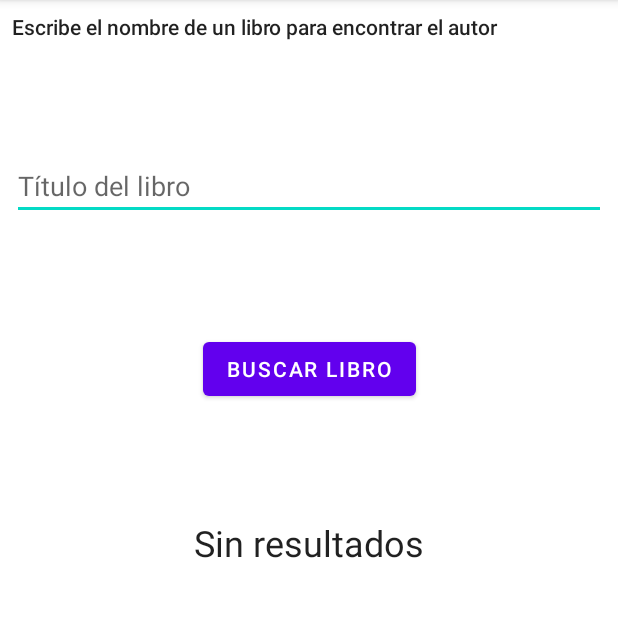
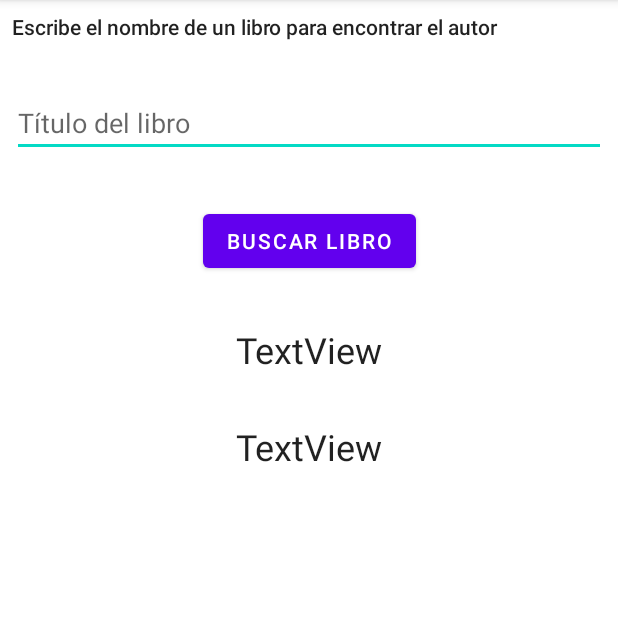
Before and after one commit to AntoniaPuertas/WhoWroteIt, an Android app: the screen it shows after launch (MainActivity), on a phone screen of 412 x 824 dp, the part 84-701 px from its top. Run offline under Robolectric (Android 15) with nearby library versions, the phone set to English and light mode, and no system bars.

Commit message:
guarda cambios orientacion

```diff
--- a/app/src/main/java/com/toni/whowroteit/BookLoader.java
+++ b/app/src/main/java/com/toni/whowroteit/BookLoader.java
@@ -2,7 +2,6 @@ package com.toni.whowroteit;
 
 import android.content.Context;
 
-import androidx.annotation.NonNull;
 import androidx.annotation.Nullable;
 import androidx.loader.content.AsyncTaskLoader;
 
@@ -10,7 +9,7 @@ public class BookLoader extends AsyncTaskLoader<String> {
 
     private String consulta;
 
-    public BookLoader(@NonNull @org.jetbrains.annotations.NotNull Context context, String consulta) {
+    public BookLoader(Context context, String consulta) {
         super(context);
         this.consulta = consulta;
     }
--- a/app/src/main/java/com/toni/whowroteit/MainActivity.java
+++ b/app/src/main/java/com/toni/whowroteit/MainActivity.java
@@ -14,8 +14,6 @@ import android.view.View;
 import android.view.inputmethod.InputMethodManager;
 import android.widget.EditText;
 import android.widget.TextView;
-
-import org.jetbrains.annotations.NotNull;
 import org.json.JSONArray;
 import org.json.JSONException;
 import org.json.JSONObject;
@@ -31,19 +29,24 @@ public class MainActivity extends AppCompatActivity implements LoaderManager.Loa
         super.onCreate(savedInstanceState);
         setContentView(R.layout.activity_main);
 
-       // if(getSupportLoaderManager().getLoader(0)!=null){
-       //     getSupportLoaderManager().initLoader(0,null,this);
-       // }
+//        if(getSupportLoaderManager().getLoader(0)!=null){
+//            getSupportLoaderManager().initLoader(0,null,this);
+//        }
 
-        if(LoaderManager.getInstance(this) != null){
+        if(getLoaderManager().getLoader(0) != null){
             LoaderManager.getInstance(this).initLoader(0, null, this);
         }
+
 
         inputLibro = findViewById(R.id.inputLibro);
         txtLibro = findViewById(R.id.txtLibro);
         txtAutor = findViewById(R.id.txtAutor);
 
-
+        if(savedInstanceState != null){
+            inputLibro.setText(savedInstanceState.getString("input"));
+            txtLibro.setText(savedInstanceState.getString("libro"));
+            txtAutor.setText(savedInstanceState.getString("autor"));
+        }
     }
 
     public void buscarLibro(View view){
@@ -67,8 +70,8 @@ public class MainActivity extends AppCompatActivity implements LoaderManager.Loa
             //new FetchBook(txtLibro, txtAutor).execute(cadenaBusqueda);
             Bundle queryBundle = new Bundle();
             queryBundle.putString("queryString", cadenaBusqueda);
-            getSupportLoaderManager().restartLoader(0, queryBundle, this);
-
+            //getSupportLoaderManager().restartLoader(0, queryBundle, this);
+            LoaderManager.getInstance(this).initLoader(0, queryBundle, this);
             txtAutor.setText("");
             txtLibro.setText(R.string.cargando);
         }else{
@@ -85,9 +88,8 @@ public class MainActivity extends AppCompatActivity implements LoaderManager.Loa
 
 
     @NonNull
-    @NotNull
     @Override
-    public Loader<String> onCreateLoader(int id, @Nullable @org.jetbrains.annotations.Nullable Bundle args) {
+    public Loader<String> onCreateLoader(int id,  Bundle args) {
         String queryString = "";
 
         if (args != null) {
@@ -98,7 +100,7 @@ public class MainActivity extends AppCompatActivity implements LoaderManager.Loa
     }
 
     @Override
-    public void onLoadFinished(@NonNull @NotNull Loader<String> loader, String data) {
+    public void onLoadFinished(@NonNull Loader<String> loader, String data) {
         try {
             //convierte el string en un objeto json
             JSONObject jsonObject = new JSONObject(data);
@@ -138,7 +140,16 @@ public class MainActivity extends AppCompatActivity implements LoaderManager.Loa
     }
 
     @Override
-    public void onLoaderReset(@NonNull @NotNull Loader<String> loader) {
+    public void onLoaderReset(@NonNull Loader<String> loader) {
+
+    }
+
+    @Override
+    public void onSaveInstanceState(Bundle bundle) {
+        super.onSaveInstanceState(bundle);
+        bundle.putString("input", inputLibro.getText().toString());
+        bundle.putString("libro", txtLibro.getText().toString());
+        bundle.putString("autor", txtAutor.getText().toString());
 
     }
 }
--- a/app/src/main/res/layout/activity_main.xml
+++ b/app/src/main/res/layout/activity_main.xml
@@ -25,7 +25,7 @@
         android:layout_height="wrap_content"
         android:layout_marginStart="8dp"
         android:layout_marginLeft="8dp"
-        android:layout_marginTop="74dp"
+        android:layout_marginTop="32dp"
         android:layout_marginEnd="8dp"
         android:layout_marginRight="8dp"
         android:ems="10"
@@ -41,7 +41,7 @@
         android:layout_height="wrap_content"
         android:layout_marginStart="8dp"
         android:layout_marginLeft="8dp"
-        android:layout_marginTop="75dp"
+        android:layout_marginTop="32dp"
         android:layout_marginEnd="8dp"
         android:layout_marginRight="8dp"
         android:onClick="buscarLibro"
@@ -56,7 +56,7 @@
         android:layout_height="wrap_content"
         android:layout_marginStart="8dp"
         android:layout_marginLeft="8dp"
-        android:layout_marginTop="75dp"
+        android:layout_marginTop="32dp"
         android:layout_marginEnd="8dp"
         android:layout_marginRight="8dp"
         android:text="TextView"
@@ -71,13 +71,11 @@
         android:layout_height="wrap_content"
         android:layout_marginStart="8dp"
         android:layout_marginLeft="8dp"
-        android:layout_marginTop="75dp"
+        android:layout_marginTop="32dp"
         android:layout_marginEnd="8dp"
         android:layout_marginRight="8dp"
-        android:layout_marginBottom="8dp"
         android:text="TextView"
         android:textAppearance="@style/TextAppearance.AppCompat.Headline"
-        app:layout_constraintBottom_toBottomOf="parent"
         app:layout_constraintEnd_toEndOf="parent"
         app:layout_constraintStart_toStartOf="parent"
         app:layout_constraintTop_toBottomOf="@+id/txtLibro" />
```
